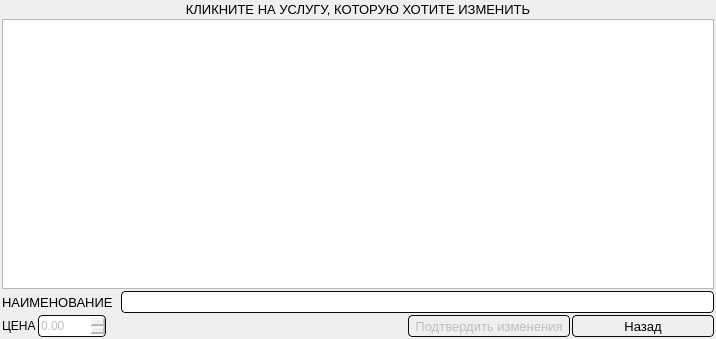
The window that code/form_for_change_service.ui (Alex-Sidorov/SEFOLL) describes before a commit, drawn with Qt 5.
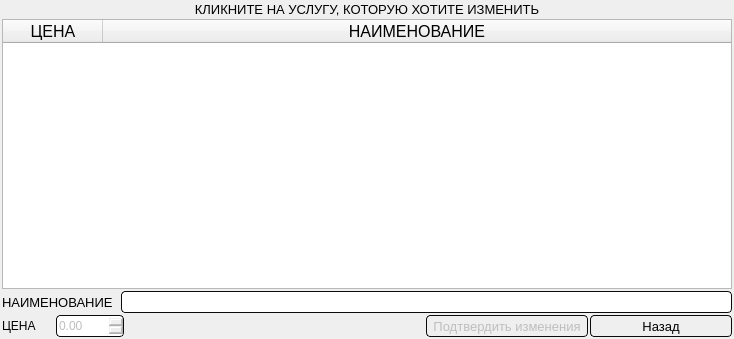
The same window after the commit.

The edit to the form file:
```diff
--- a/code/form_for_change_service.ui
+++ b/code/form_for_change_service.ui
@@ -6,7 +6,7 @@
    <rect>
     <x>0</x>
     <y>0</y>
-    <width>669</width>
+    <width>734</width>
     <height>339</height>
    </rect>
   </property>
@@ -136,7 +136,7 @@
       <bool>false</bool>
      </property>
      <attribute name="horizontalHeaderVisible">
-      <bool>false</bool>
+      <bool>true</bool>
      </attribute>
      <attribute name="horizontalHeaderCascadingSectionResizes">
       <bool>true</bool>
@@ -186,9 +186,6 @@
         <pointsize>12</pointsize>
        </font>
       </property>
-      <property name="textAlignment">
-       <set>AlignCenter</set>
-      </property>
       <property name="foreground">
        <brush brushstyle="SolidPattern">
         <color alpha="255">
@@ -210,9 +207,6 @@
         <kerning>true</kerning>
        </font>
       </property>
-      <property name="textAlignment">
-       <set>AlignCenter</set>
-      </property>
      </column>
     </widget>
    </item>
```
Left out of the diff: 4 changed lines with no effect on the pictures.
